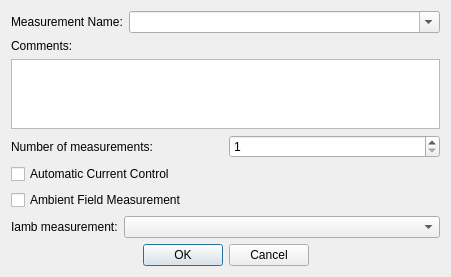
Before: the Qt Designer form flipcoil/gui/ui/measurementdialog.ui in lnls-ima/flip-coil-control, drawn with Qt 5.
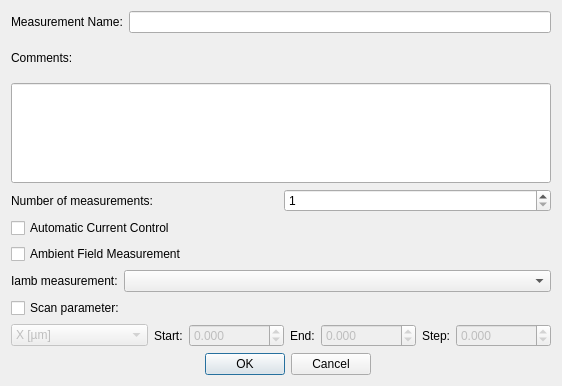
After: the same form once the commit is applied.

Commit message: Feature Scan parameter.

```diff
--- a/flipcoil/gui/ui/measurementdialog.ui
+++ b/flipcoil/gui/ui/measurementdialog.ui
@@ -6,48 +6,21 @@
    <rect>
     <x>0</x>
     <y>0</y>
-    <width>451</width>
-    <height>236</height>
+    <width>538</width>
+    <height>386</height>
    </rect>
   </property>
   <property name="windowTitle">
    <string>Dialog</string>
   </property>
   <layout class="QGridLayout" name="gridLayout">
-   <item row="0" column="0">
-    <layout class="QHBoxLayout" name="horizontalLayout_2">
-     <item>
-      <widget class="QLabel" name="label">
-       <property name="sizePolicy">
-        <sizepolicy hsizetype="Maximum" vsizetype="Preferred">
-         <horstretch>0</horstretch>
-         <verstretch>0</verstretch>
-        </sizepolicy>
-       </property>
-       <property name="text">
-        <string>Measurement Name:</string>
-       </property>
-      </widget>
-     </item>
-     <item>
-      <widget class="QComboBox" name="cmb_meas_name">
-       <property name="editable">
-        <bool>true</bool>
-       </property>
-      </widget>
-     </item>
-    </layout>
-   </item>
-   <item row="1" column="0">
-    <widget class="QLabel" name="label_2">
+   <item row="5" column="0">
+    <widget class="QCheckBox" name="chb_Iamb">
      <property name="text">
-      <string>Comments:</string>
+      <string>Ambient Field Measurement</string>
      </property>
     </widget>
    </item>
-   <item row="2" column="0">
-    <widget class="QTextEdit" name="te_comments"/>
-   </item>
    <item row="3" column="0">
     <layout class="QHBoxLayout" name="horizontalLayout_4">
      <item>
@@ -69,20 +42,6 @@
      </item>
     </layout>
    </item>
-   <item row="4" column="0">
-    <widget class="QCheckBox" name="chb_auto_current">
-     <property name="text">
-      <string>Automatic Current Control</string>
-     </property>
-    </widget>
-   </item>
-   <item row="5" column="0">
-    <widget class="QCheckBox" name="chb_Iamb">
-     <property name="text">
-      <string>Ambient Field Measurement</string>
-     </property>
-    </widget>
-   </item>
    <item row="6" column="0">
     <layout class="QHBoxLayout" name="horizontalLayout_3">
      <item>
@@ -103,7 +62,34 @@
      </item>
     </layout>
    </item>
-   <item row="7" column="0">
+   <item row="0" column="0">
+    <layout class="QHBoxLayout" name="horizontalLayout_2">
+     <item>
+      <widget class="QLabel" name="label">
+       <property name="sizePolicy">
+        <sizepolicy hsizetype="Maximum" vsizetype="Preferred">
+         <horstretch>0</horstretch>
+         <verstretch>0</verstretch>
+        </sizepolicy>
+       </property>
+       <property name="text">
+        <string>Measurement Name:</string>
+       </property>
+      </widget>
+     </item>
+     <item>
+      <widget class="QLineEdit" name="le_meas_name"/>
+     </item>
+    </layout>
+   </item>
+   <item row="4" column="0">
+    <widget class="QCheckBox" name="chb_auto_current">
+     <property name="text">
+      <string>Automatic Current Control</string>
+     </property>
+    </widget>
+   </item>
+   <item row="9" column="0">
     <layout class="QHBoxLayout" name="horizontalLayout">
      <item>
       <spacer name="horizontalSpacer">
@@ -143,6 +129,143 @@
      </item>
     </layout>
    </item>
+   <item row="1" column="0">
+    <widget class="QLabel" name="label_2">
+     <property name="text">
+      <string>Comments:</string>
+     </property>
+    </widget>
+   </item>
+   <item row="8" column="0">
+    <layout class="QHBoxLayout" name="horizontalLayout_5">
+     <item>
+      <widget class="QComboBox" name="cmb_scan_param">
+       <property name="enabled">
+        <bool>false</bool>
+       </property>
+       <item>
+        <property name="text">
+         <string>X [µm]</string>
+        </property>
+       </item>
+       <item>
+        <property name="text">
+         <string>Y [µm]</string>
+        </property>
+       </item>
+       <item>
+        <property name="text">
+         <string>Speed [rev/s]</string>
+        </property>
+       </item>
+       <item>
+        <property name="text">
+         <string>Acceleration [rev/s²]</string>
+        </property>
+       </item>
+       <item>
+        <property name="text">
+         <string>Jerk [rev/s³]</string>
+        </property>
+       </item>
+       <item>
+        <property name="text">
+         <string>Current [A]</string>
+        </property>
+       </item>
+      </widget>
+     </item>
+     <item>
+      <widget class="QLabel" name="label_5">
+       <property name="text">
+        <string>Start:</string>
+       </property>
+      </widget>
+     </item>
+     <item>
+      <widget class="QDoubleSpinBox" name="dsb_scan_start">
+       <property name="enabled">
+        <bool>false</bool>
+       </property>
+       <property name="decimals">
+        <number>3</number>
+       </property>
+       <property name="minimum">
+        <double>-100000.000000000000000</double>
+       </property>
+       <property name="maximum">
+        <double>100000.000000000000000</double>
+       </property>
+      </widget>
+     </item>
+     <item>
+      <widget class="QLabel" name="label_6">
+       <property name="text">
+        <string>End:</string>
+       </property>
+      </widget>
+     </item>
+     <item>
+      <widget class="QDoubleSpinBox" name="dsb_scan_end">
+       <property name="enabled">
+        <bool>false</bool>
+       </property>
+       <property name="decimals">
+        <number>3</number>
+       </property>
+       <property name="minimum">
+        <double>-100000.000000000000000</double>
+       </property>
+       <property name="maximum">
+        <double>100000.000000000000000</double>
+       </property>
+      </widget>
+     </item>
+     <item>
+      <widget class="QLabel" name="label_7">
+       <property name="text">
+        <string>Step:</string>
+       </property>
+      </widget>
+     </item>
+     <item>
+      <widget class="QDoubleSpinBox" name="dsb_scan_step">
+       <property name="enabled">
+        <bool>false</bool>
+       </property>
+       <property name="decimals">
+        <number>3</number>
+       </property>
+       <property name="minimum">
+        <double>-100000.000000000000000</double>
+       </property>
+       <property name="maximum">
+        <double>100000.000000000000000</double>
+       </property>
+      </widget>
+     </item>
+    </layout>
+   </item>
+   <item row="7" column="0">
+    <widget class="QCheckBox" name="chb_scan">
+     <property name="text">
+      <string>Scan parameter:</string>
+     </property>
+    </widget>
+   </item>
+   <item row="2" column="0">
+    <widget class="QLineEdit" name="le_comments">
+     <property name="minimumSize">
+      <size>
+       <width>0</width>
+       <height>100</height>
+      </size>
+     </property>
+     <property name="alignment">
+      <set>Qt::AlignLeading|Qt::AlignLeft|Qt::AlignTop</set>
+     </property>
+    </widget>
+   </item>
   </layout>
  </widget>
  <resources/>
```
Left out of the diff: 64 changed lines with no effect on the pictures. The commit also changes 4 other files.
